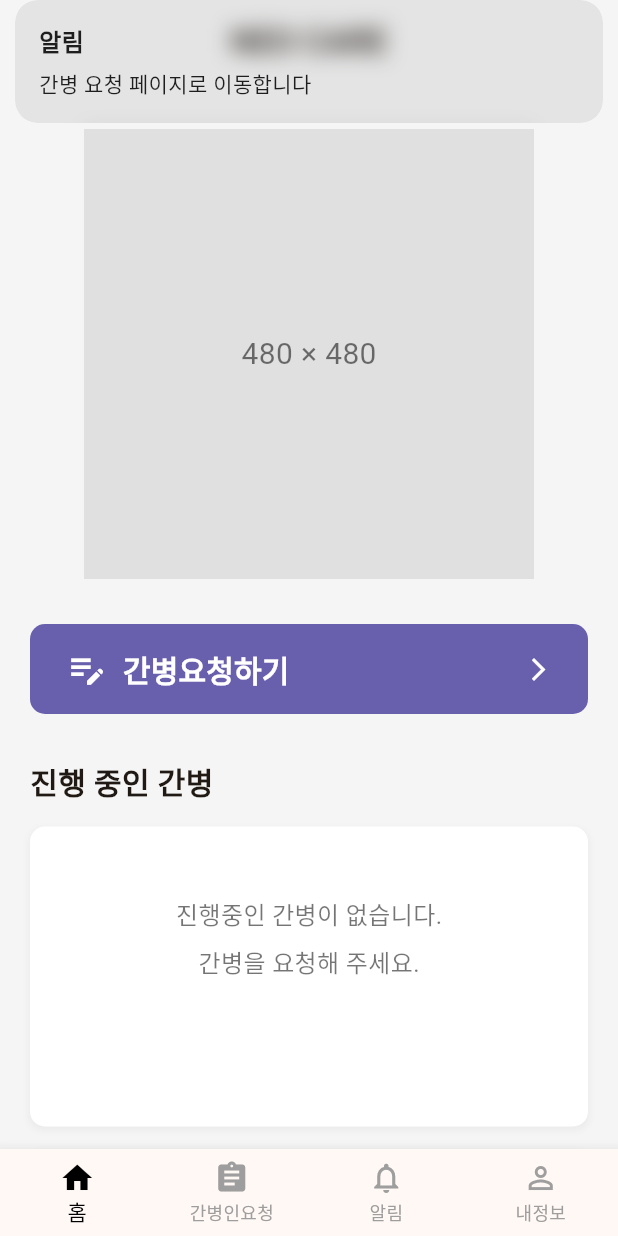
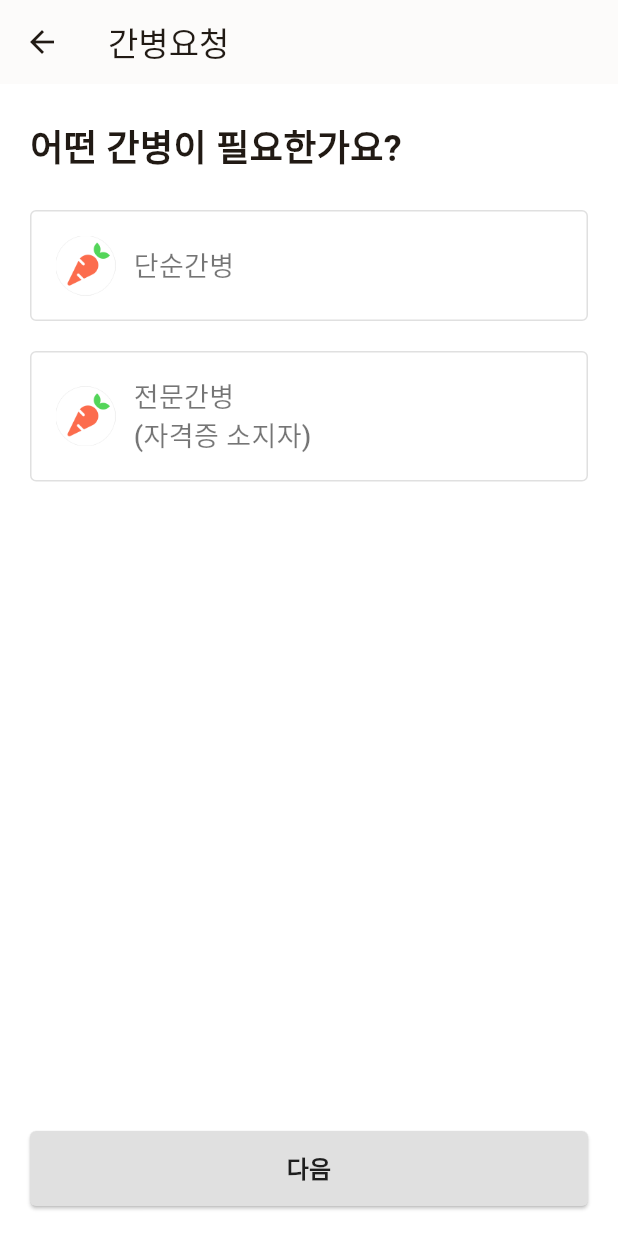
Before and after one commit to didtlrhks/neoCare, a Flutter app: the GuardianHomeView screen opened directly, after a tap on "간병요청하기", on a phone screen of 412 x 824 dp. Run offline on Flutter 3.47's test engine with Material 3 defaults, Android fonts, the phone set to English and light mode, and no system bars; our stand-ins replace get.

Commit message:
care_request_view add

```diff
--- /dev/null
+++ b/lib/app/screen/care_request_view.dart
@@ -0,0 +1,139 @@
+import 'package:flutter/material.dart';
+import 'package:get/get.dart';
+
+class CareRequestView extends StatelessWidget {
+  const CareRequestView({super.key});
+
+  @override
+  Widget build(BuildContext context) {
+    return Scaffold(
+      backgroundColor: Colors.white,
+      appBar: AppBar(
+        title:
+            const Text('간병요청', style: TextStyle(fontWeight: FontWeight.w500)),
+        leading: IconButton(
+          icon: const Icon(Icons.arrow_back),
+          onPressed: () => Get.back(),
+        ),
+        backgroundColor: Colors.white,
+        elevation: 0.5,
+      ),
+      body: Column(
+        crossAxisAlignment: CrossAxisAlignment.start,
+        children: [
+          const SizedBox(height: 24),
+          const Padding(
+            padding: EdgeInsets.symmetric(horizontal: 20),
+            child: Text(
+              '어떤 간병이 필요한가요?',
+              style: TextStyle(
+                fontSize: 24,
+                fontWeight: FontWeight.bold,
+              ),
+            ),
+          ),
+          const SizedBox(height: 24),
+          // 단순간병 옵션
+          Padding(
+            padding: const EdgeInsets.symmetric(horizontal: 20),
+            child: _buildCareOption(
+              title: '단순간병',
+              isSelected: false,
+              onTap: () {
+                Get.snackbar('알림', '단순간병을 선택하셨습니다');
+              },
+            ),
+          ),
+          const SizedBox(height: 20),
+          // 전문간병 옵션
+          Padding(
+            padding: const EdgeInsets.symmetric(horizontal: 20),
+            child: _buildCareOption(
+              title: '전문간병\n(자격증 소지자)',
+              isSelected: false,
+              onTap: () {
+                Get.snackbar('알림', '전문간병을 선택하셨습니다');
+              },
+            ),
+          ),
+          const Spacer(),
+          // 다음 버튼
+          Padding(
+            padding: const EdgeInsets.all(20),
+            child: SizedBox(
+              width: double.infinity,
+              height: 50,
+              child: ElevatedButton(
+                onPressed: () {
+                  Get.snackbar('알림', '다음 단계로 이동합니다');
+                },
+                style: ElevatedButton.styleFrom(
+                  backgroundColor: Colors.grey[300],
+                  foregroundColor: Colors.black87,
+                  shape: RoundedRectangleBorder(
+                    borderRadius: BorderRadius.circular(4),
+                  ),
+                ),
+                child: const Text(
+                  '다음',
+                  style: TextStyle(
+                    fontSize: 16,
+                    fontWeight: FontWeight.bold,
+                  ),
+                ),
+              ),
+            ),
+          ),
+        ],
+      ),
+    );
+  }
+
+  Widget _buildCareOption({
+    required String title,
+    required bool isSelected,
+    required VoidCallback onTap,
+  }) {
+    return InkWell(
+      onTap: onTap,
+      child: Container(
+        width: double.infinity,
+        padding: const EdgeInsets.all(16),
+        decoration: BoxDecoration(
+          border: Border.all(color: Colors.grey.shade300),
+          borderRadius: BorderRadius.circular(4),
+        ),
+        child: Row(
+          children: [
+            SizedBox(
+              width: 40,
+              height: 40,
+              child: Image.asset(
+                'assets/images/carrot.png',
+                errorBuilder: (context, error, stackTrace) {
+                  print("이미지 로드 오류: $error");
+                  return Icon(
+                    Icons.eco,
+                    size: 40,
+                    color: Colors.orange.shade200,
+                  );
+                },
+              ),
+            ),
+            const SizedBox(width: 12),
+            Expanded(
+              child: Text(
+                title,
+                style: const TextStyle(
+                  fontSize: 18,
+                  fontWeight: FontWeight.w500,
+                  color: Colors.black54,
+                ),
+              ),
+            ),
+          ],
+        ),
+      ),
+    );
+  }
+}
--- a/lib/app/screen/guardian_home_view.dart
+++ b/lib/app/screen/guardian_home_view.dart
@@ -1,5 +1,6 @@
 import 'package:flutter/material.dart';
 import 'package:get/get.dart';
+import 'care_request_view.dart';
 
 class GuardianHomeView extends StatelessWidget {
   const GuardianHomeView({super.key});
@@ -43,7 +44,8 @@ class GuardianHomeView extends StatelessWidget {
               padding: const EdgeInsets.symmetric(horizontal: 20),
               child: ElevatedButton(
                 onPressed: () {
-                  Get.snackbar('알림', '간병 요청 페이지로 이동합니다');
+                  // CareRequestView로 이동
+                  Get.to(() => const CareRequestView());
                 },
                 style: ElevatedButton.styleFrom(
                   backgroundColor: const Color(0xFF6960AD),
```
